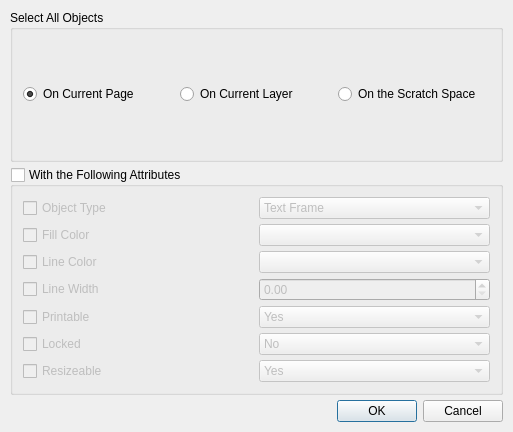
This is scribus/selectobjects.ui in scribusproject/scribus as Qt 5 draws it before an edit. The edited form follows.
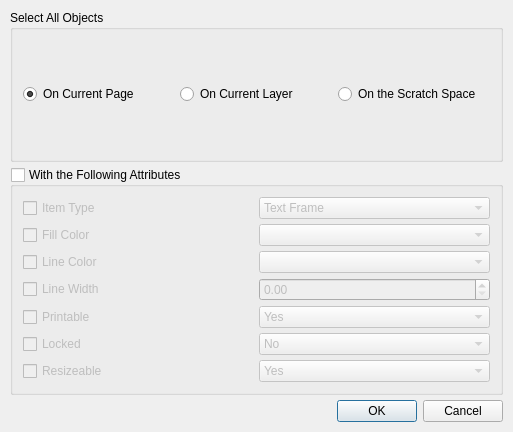
This is the edited form. Custom widgets are drawn as their Qt base class.

Commit message: #7307: Add tooltips to Advanced Select All

```diff
--- a/scribus/selectobjects.ui
+++ b/scribus/selectobjects.ui
@@ -88,7 +88,7 @@
       <item row="0" column="0" >
        <widget class="QCheckBox" name="useItemType" >
         <property name="text" >
-         <string>Object Type</string>
+         <string>Item Type</string>
         </property>
        </widget>
       </item>
```
Left out of the diff: 33 changed lines with no effect on the pictures.
